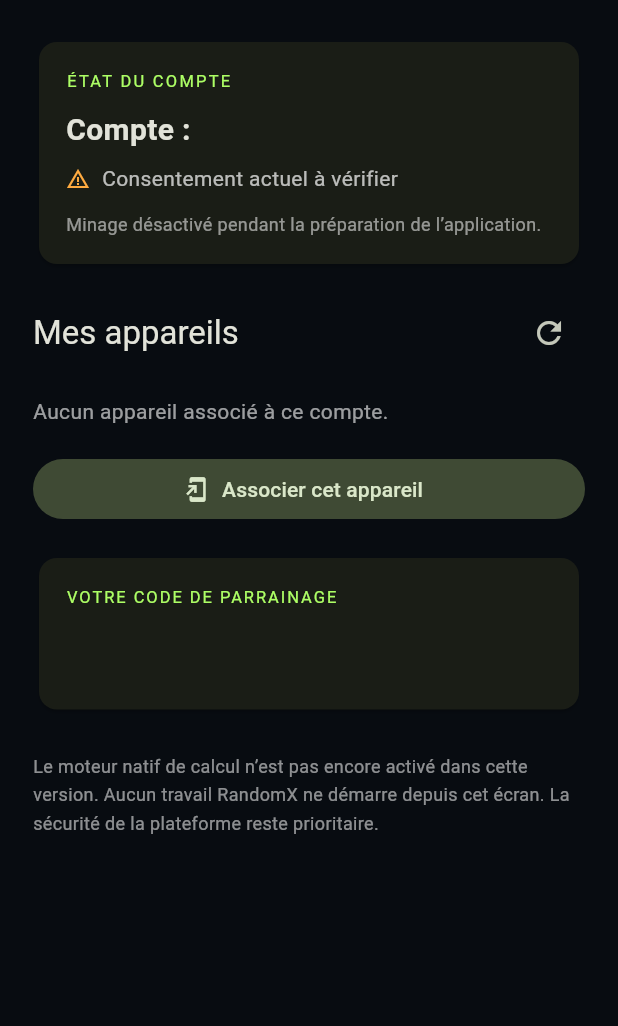
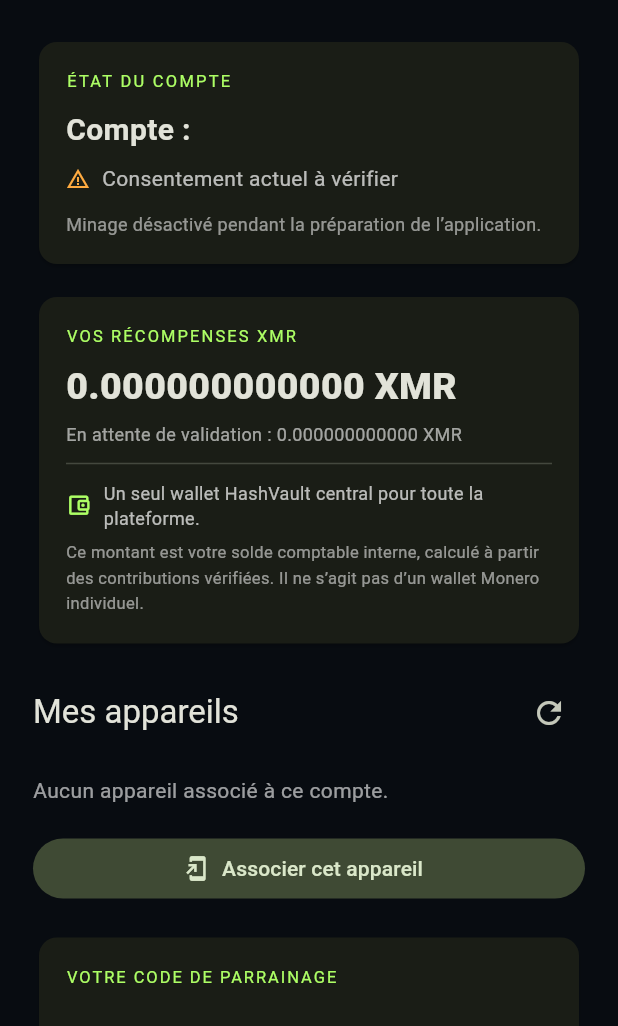
Before and after one commit to media09/Mine-Me, a Flutter app: the screen it shows once a user with an empty profile is signed in, after a tap on the "refresh" icon, on a phone screen of 412 x 824 dp, the part 210-1236 px from its top. Run offline on Flutter 3.47's test engine with Material 3 defaults, Android fonts, the phone set to English and light mode, and no system bars; our stand-ins replace device_info_plus, flutter_secure_storage, supabase_flutter; accounts and stored records are empty.

Commit message:
feat(native): show member reward balance from central wallet ledger

```diff
--- a/apps/native/lib/src/screens/home_screen.dart
+++ b/apps/native/lib/src/screens/home_screen.dart
@@ -15,6 +15,8 @@ class _HomeScreenState extends State<HomeScreen> {
   String? _error;
   Map<String, dynamic>? _profile;
   List<Map<String, dynamic>> _devices = [];
+  BigInt _availableXmr = BigInt.zero;
+  BigInt _heldXmr = BigInt.zero;
 
   @override
   void initState() {
@@ -33,10 +35,21 @@ class _HomeScreenState extends State<HomeScreen> {
       final devices = await _client.from('devices')
           .select('id, label, worker_code, platform_family, status, intensity_percent, last_seen_at')
           .eq('user_id', user.id).order('created_at');
+      final rewardRows = await _client.from('member_reward_ledger')
+          .select('amount, status').eq('member_id', user.id);
+      var available = BigInt.zero;
+      var held = BigInt.zero;
+      for (final row in rewardRows) {
+        final amount = _xmrToAtomic(row['amount'].toString());
+        if (row['status'] == 'available') available += amount;
+        if (row['status'] == 'held') held += amount;
+      }
       if (!mounted) return;
       setState(() {
         _profile = profile;
         _devices = List<Map<String, dynamic>>.from(devices);
+        _availableXmr = available;
+        _heldXmr = held;
       });
     } catch (error) {
       if (mounted) setState(() => _error = error.toString());
@@ -76,6 +89,8 @@ class _HomeScreenState extends State<HomeScreen> {
             const Text('Votre espace membre MINE-ME', style: TextStyle(color: Colors.white60)),
             const SizedBox(height: 24),
             _statusCard(),
+            const SizedBox(height: 14),
+            _centralRewardCard(),
             const SizedBox(height: 18),
             Row(mainAxisAlignment: MainAxisAlignment.spaceBetween, children: [
               Text('Mes appareils', style: Theme.of(context).textTheme.titleLarge),
@@ -103,6 +118,47 @@ class _HomeScreenState extends State<HomeScreen> {
       ),
     );
   }
+
+  BigInt _xmrToAtomic(String raw) {
+    final parts = raw.split('.');
+    final whole = BigInt.tryParse(parts.first) ?? BigInt.zero;
+    final fraction = (parts.length > 1 ? parts[1] : '').padRight(12, '0');
+    final safeFraction = fraction.substring(0, 12);
+    return whole * BigInt.from(1000000000000) + (BigInt.tryParse(safeFraction) ?? BigInt.zero);
+  }
+
+  String _formatXmr(BigInt atomic) {
+    final unit = BigInt.from(1000000000000);
+    final whole = atomic ~/ unit;
+    final fraction = (atomic % unit).toString().padLeft(12, '0');
+    return '${whole.toString()}.${fraction}';
+  }
+
+  Widget _centralRewardCard() => Card(
+    child: Padding(
+      padding: const EdgeInsets.all(18),
+      child: Column(crossAxisAlignment: CrossAxisAlignment.start, children: [
+        const Text('VOS RÉCOMPENSES XMR',
+          style: TextStyle(color: Color(0xFFADFF65), fontSize: 11, letterSpacing: 1.4)),
+        const SizedBox(height: 8),
+        Text('${_formatXmr(_availableXmr)} XMR',
+          style: const TextStyle(fontSize: 25, fontWeight: FontWeight.w800)),
+        const SizedBox(height: 5),
+        Text('En attente de validation : ${_formatXmr(_heldXmr)} XMR',
+          style: const TextStyle(color: Colors.white60, fontSize: 12)),
+        const Divider(height: 22),
+        const Row(children: [
+          Icon(Icons.account_balance_wallet_outlined, size: 17, color: Color(0xFFADFF65)),
+          SizedBox(width: 8),
+          Expanded(child: Text('Un seul wallet HashVault central pour toute la plateforme.',
+            style: TextStyle(color: Colors.white70, fontSize: 12))),
+        ]),
+        const SizedBox(height: 6),
+        const Text('Ce montant est votre solde comptable interne, calculé à partir des contributions vérifiées. Il ne s’agit pas d’un wallet Monero individuel.',
+          style: TextStyle(color: Colors.white54, fontSize: 11, height: 1.5)),
+      ]),
+    ),
+  );
 
   Widget _statusCard() {
     final status = _profile?['account_status'] ?? 'Vérification…';
```
